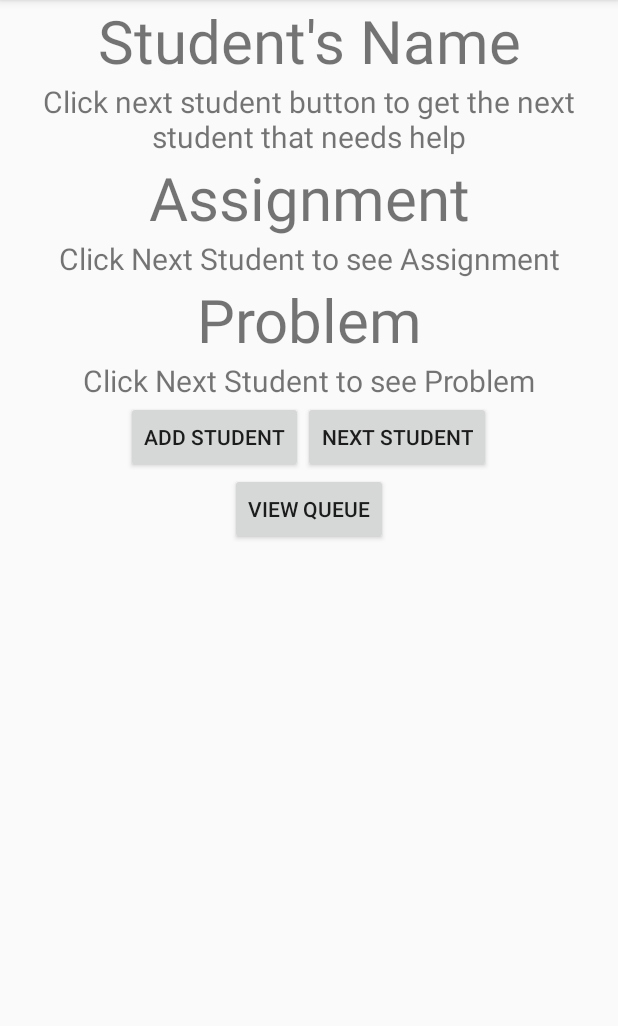
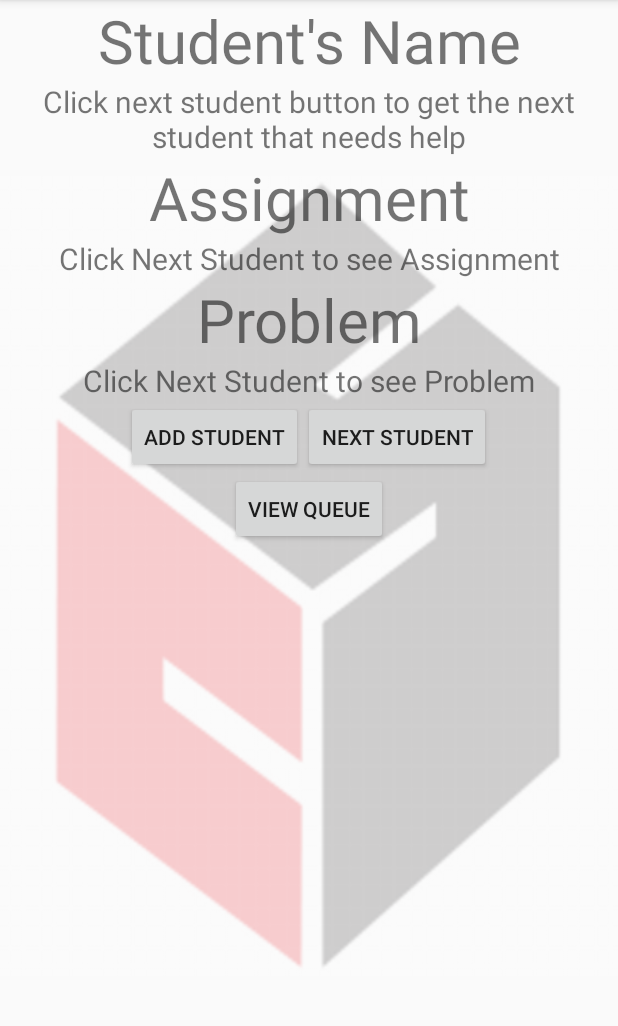
Before and after one commit to jihoonok/QueueList, an Android app: the fragment InstructorViewFragment shown on its own in the app's theme, on a phone screen of 412 x 824 dp, the part 84-1110 px from its top. Run offline under Robolectric (Android 15) with nearby library versions, the phone set to English and light mode, and no system bars.

Commit message:
Background

```diff
--- a/app/src/main/java/edu/umd/cs/queuelist/service/impl/InMemoryStudentService.java
+++ b/app/src/main/java/edu/umd/cs/queuelist/service/impl/InMemoryStudentService.java
@@ -104,6 +104,8 @@ public class InMemoryStudentService implements StudentService {
             Log.d("Debug", "List");
             if (!response.equalsIgnoreCase("0 result")) {
                 putStudent(response);
+            } else {
+
             }
             return response;
 
--- a/app/src/main/res/layout/fragment_instructorview.xml
+++ b/app/src/main/res/layout/fragment_instructorview.xml
@@ -1,4 +1,16 @@
 <?xml version="1.0" encoding="utf-8"?>
+<RelativeLayout
+    xmlns:android="http://schemas.android.com/apk/res/android"
+    android:layout_width="match_parent"
+    android:layout_height="match_parent">
+    <ImageView
+        android:layout_width="match_parent"
+        android:layout_height="800px"
+        android:background="@drawable/umd"
+        android:alpha="0.2"
+        android:layout_centerVertical="true"
+        android:layout_alignParentStart="true" />
+
     <LinearLayout
         xmlns:android="http://schemas.android.com/apk/res/android"
         android:id="@+id/fragment_instructorview"
@@ -83,3 +95,4 @@
             android:id="@+id/viewQueue" />
 
     </LinearLayout>
+</RelativeLayout>
--- a/app/src/main/res/layout/fragment_studentqueue.xml
+++ b/app/src/main/res/layout/fragment_studentqueue.xml
@@ -12,5 +12,6 @@
         android:layout_height="match_parent"
         android:id="@+id/student_recycler_view">
 
+
     </android.support.v7.widget.RecyclerView>
 <!--</android.support.v4.widget.SwipeRefreshLayout>-->
```
Also changed, not shown: app/src/main/java/edu/umd/cs/queuelist/StudentQueueFragment.java (+1 -7 lines), app/src/main/res/layout/fragment_instructorlogin.xml (+8 -0 lines), app/src/main/res/layout/fragment_instructorqueue.xml (+12 -6 lines), app/src/main/res/layout/fragment_main.xml (+9 -1 lines), app/src/main/res/layout/fragment_studentname.xml (+14 -0 lines), app/src/main/res/drawable/umd.png (added). Lines whose indentation alone changed are shown as unchanged.
